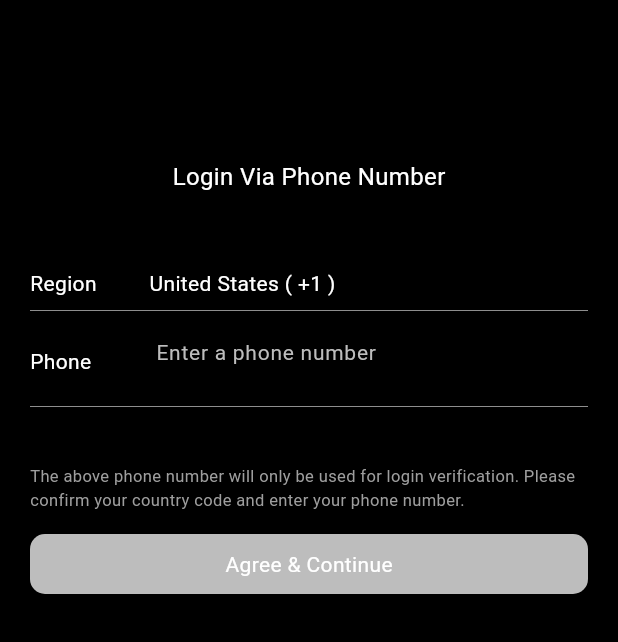
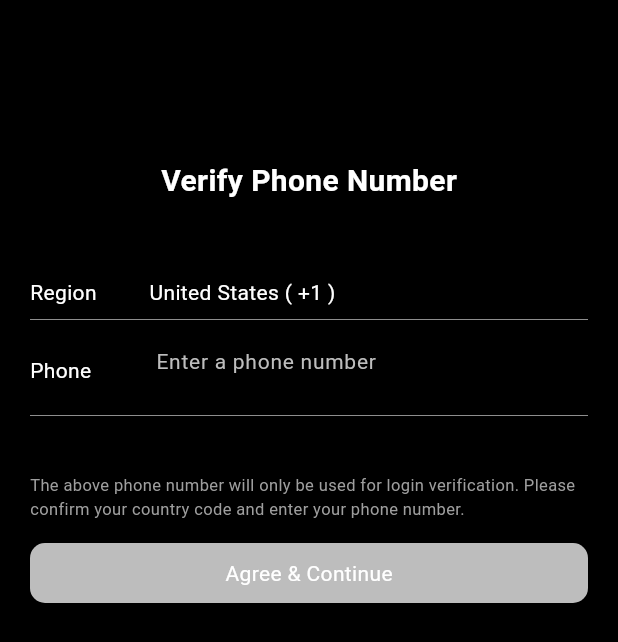
Before and after one commit to Akotox/phone_otp_verification, a Flutter app: the screen it shows after launch, after a tap on "Region", after a tap on the "arrow back ios" icon, on a phone screen of 412 x 824 dp. Shown: the top 642 px of the screen. Run offline on Flutter 3.47's test engine with Material 3 defaults, Android fonts, the phone set to English and light mode, and no system bars; our stand-ins replace flutter_otp_text_field.

Commit message:
Update phone_otp_verification package to version 1.0.3

```diff
--- a/example/lib/main.dart
+++ b/example/lib/main.dart
@@ -37,6 +37,12 @@ class _HomePageState extends State<HomePage> {
       enableLogo: false,
       themeColor: Colors.blueAccent,
       backgroundColor: Colors.black,
+      initialPageText: "Verify Phone Number",
+      initialPageTextStyle: const TextStyle(
+        color: Colors.white,
+        fontSize: 20,
+        fontWeight: FontWeight.bold,
+      ),
       textColor: Colors.white,
       onSend: (String value) {
         print('Phone number: $value');
--- a/lib/phone_verification.dart
+++ b/lib/phone_verification.dart
@@ -20,12 +20,15 @@ class PhoneVerification extends StatefulWidget {
       required this.onVerification,
       this.resend,
       this.otpTitleText,
-      this.style});
+      this.style,
+      this.initialPageText,
+      this.initialPageTextStyle});
   final Widget? otpVerificationWidget;
   final bool isFirstPage;
   final bool? enableLogo;
   final String? logoPath;
   final String? otpTitleText;
+  final String? initialPageText;
   final Color? themeColor;
   final Color? backgroundColor;
   final Color? textColor;
@@ -34,6 +37,7 @@ class PhoneVerification extends StatefulWidget {
   final ValueChanged<String> onSend;
   final ValueChanged<String> onVerification;
   final TextStyle? style;
+  final TextStyle? initialPageTextStyle;
   @override
   State<PhoneVerification> createState() => _PhoneVerificationState();
 }
@@ -120,7 +124,7 @@ class _PhoneVerificationState extends State<PhoneVerification> {
           leading: GestureDetector(
             onTap: () {
               if (pageIndex == 0) {
-                !widget.isFirstPage ? Navigator.pop(context) : () {};
+                !widget.isFirstPage ? Navigator.pop(context) : null;
               } else {
                 setState(() {
                   pageIndex = 0;
@@ -189,9 +193,11 @@ class _PhoneVerificationState extends State<PhoneVerification> {
                       : const SizedBox(height: 30),
                   Center(
                       child: Text(
-                    'Login Via Phone Number',
-                    style: TextStyle(
-                        fontSize: 16, color: widget.textColor ?? Colors.black),
+                    widget.initialPageText ?? 'Login Via Phone Number',
+                    style: widget.initialPageTextStyle ??
+                        TextStyle(
+                            fontSize: 16,
+                            color: widget.textColor ?? Colors.black),
                   )),
                   const SizedBox(height: 50),
                   GestureDetector(
--- a/pubspec.yaml
+++ b/pubspec.yaml
@@ -1,6 +1,7 @@
 name: phone_otp_verification
-description: This Flutter package is a comprehensive solution designed for applications requiring country selection with phone codes and OTP (One-Time Password) verification. It offers a seamless and efficient user experience with an array of customizable features, making it an ideal choice for any Flutter application that needs robust authentication and country selection functionality.
-version: 1.0.2
+description: This Flutter package is a one-stop solution for apps requiring seamless phone verification and efficient OTP (One-Time Password) verification.
+
+version: 1.0.3
 homepage: https://github.com/Akotox/phone_otp_verification.git
 
 environment:
```
Also changed, not shown: 2 other files.
